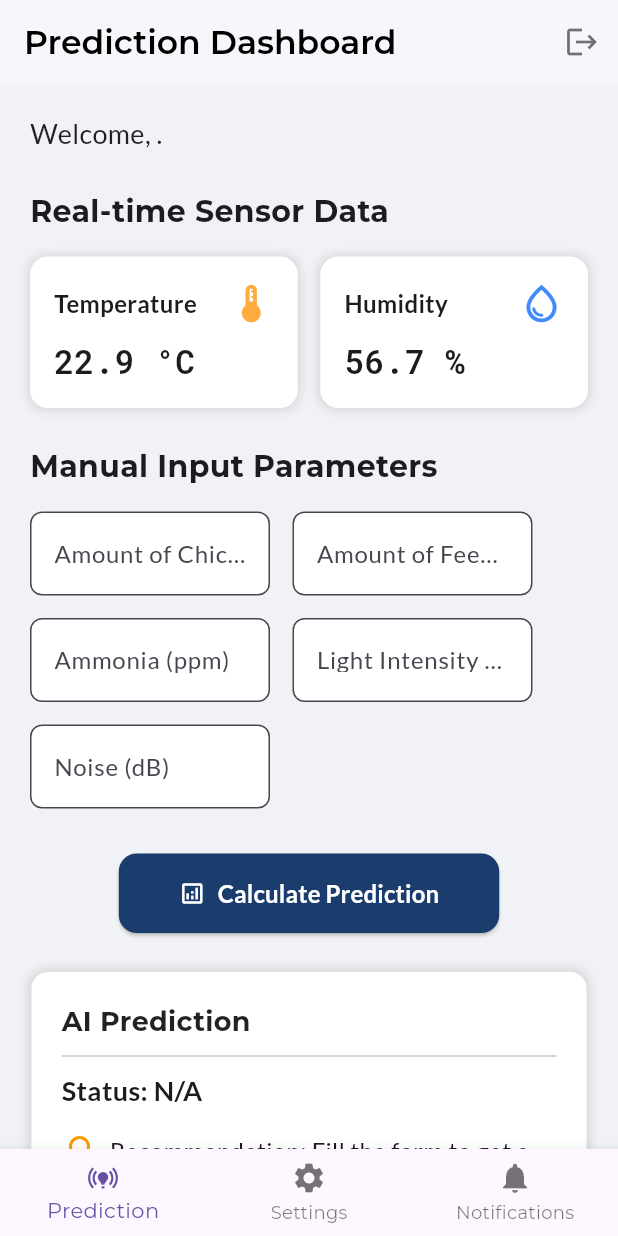
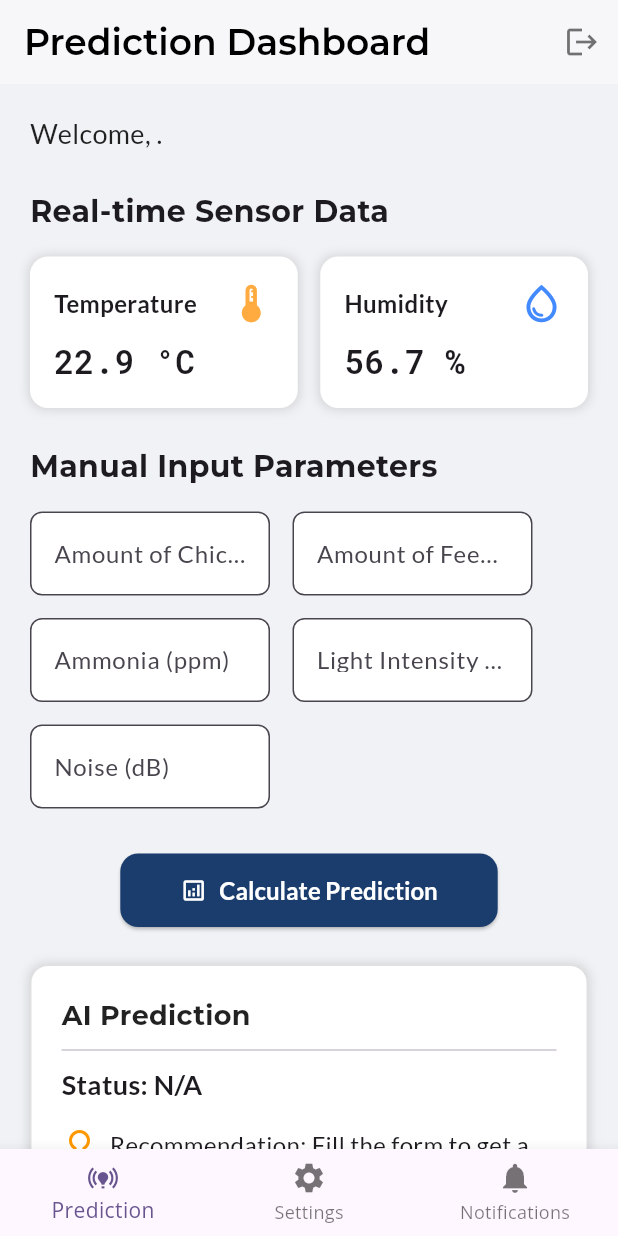
Before and after one commit to rastiauliaanggraini/smartpoultrynew, a Flutter app: the screen it shows once a user with an empty profile is signed in, on a phone screen of 412 x 824 dp. Run offline on Flutter 3.47's test engine with Material 3 defaults, Android fonts, the phone set to English and light mode, and no system bars; our stand-ins replace firebase_auth, firebase_core, go_router, google_fonts; accounts and stored records are empty.

Commit message:
Perbaikan error

```diff
--- a/lib/home_screen.dart
+++ b/lib/home_screen.dart
@@ -165,8 +165,9 @@ class _HomeScreenState extends State<HomeScreen> {
             icon: const Icon(Icons.logout, color: Colors.black54),
             onPressed: () async {
               await FirebaseAuth.instance.signOut();
-              if (!mounted) return;
-              context.go('/');
+              if (mounted) {
+                 context.go('/');
+              }
             },
           ),
         ],
--- a/lib/main.dart
+++ b/lib/main.dart
@@ -4,6 +4,7 @@ import 'package:firebase_core/firebase_core.dart';
 import 'package:go_router/go_router.dart';
 import 'package:firebase_auth/firebase_auth.dart';
 import 'package:google_fonts/google_fonts.dart';
+import 'package:provider/provider.dart';
 import 'firebase_options.dart';
 
 import 'login_screen.dart';
@@ -17,7 +18,27 @@ void main() async {
   await Firebase.initializeApp(
     options: DefaultFirebaseOptions.currentPlatform,
   );
-  runApp(const MyApp());
+  runApp(
+    ChangeNotifierProvider(
+      create: (context) => ThemeProvider(),
+      child: const MyApp(),
+    ),
+  );
+}
+
+class ThemeProvider with ChangeNotifier {
+  ThemeMode _themeMode = ThemeMode.system;
+
+  ThemeMode get themeMode => _themeMode;
+
+  void toggleTheme() {
+    _themeMode = _themeMode == ThemeMode.light ? ThemeMode.dark : ThemeMode.light;
+    notifyListeners();
+  }
+    void setSystemTheme() {
+    _themeMode = ThemeMode.system;
+    notifyListeners();
+  }
 }
 
 final _rootNavigatorKey = GlobalKey<NavigatorState>();
@@ -25,7 +46,7 @@ final _shellNavigatorKey = GlobalKey<NavigatorState>();
 
 final GoRouter _router = GoRouter(
   navigatorKey: _rootNavigatorKey,
-  initialLocation: '/home',
+  initialLocation: '/login',
   routes: [
     GoRoute(
       path: '/login',
@@ -58,15 +79,14 @@ final GoRouter _router = GoRouter(
   ],
   redirect: (context, state) {
     final loggedIn = FirebaseAuth.instance.currentUser != null;
-    final onLoginPage = state.matchedLocation == '/login';
-    final onRegisterPage = state.matchedLocation == '/register';
+    final onAuthScreen = state.matchedLocation == '/login' || state.matchedLocation == '/register';
 
-    if (loggedIn && (onLoginPage || onRegisterPage)) {
-      return '/home';
+    if (!loggedIn && !onAuthScreen) {
+      return '/login';
     }
 
-    if (!loggedIn && !onLoginPage && !onRegisterPage) {
-      return '/login';
+    if (loggedIn && onAuthScreen) {
+      return '/home';
     }
 
     return null;
@@ -79,14 +99,68 @@ class MyApp extends StatelessWidget {
 
   @override
   Widget build(BuildContext context) {
-    return MaterialApp.router(
-      title: 'Flutter Demo',
-      theme: ThemeData(
-        primarySwatch: Colors.blue,
-        textTheme: GoogleFonts.montserratTextTheme(),
+    const MaterialColor primarySeedColor = Colors.deepPurple;
+    final TextTheme appTextTheme = TextTheme(
+      displayLarge: GoogleFonts.oswald(fontSize: 57, fontWeight: FontWeight.bold),
+      titleLarge: GoogleFonts.roboto(fontSize: 22, fontWeight: FontWeight.w500),
+      bodyMedium: GoogleFonts.openSans(fontSize: 14),
+    );
+    final ThemeData lightTheme = ThemeData(
+      useMaterial3: true,
+      colorScheme: ColorScheme.fromSeed(
+        seedColor: primarySeedColor,
+        brightness: Brightness.light,
       ),
-      routerConfig: _router,
-      debugShowCheckedModeBanner: false,
+      textTheme: appTextTheme,
+      appBarTheme: AppBarTheme(
+        backgroundColor: primarySeedColor,
+        foregroundColor: Colors.white,
+        titleTextStyle: GoogleFonts.oswald(fontSize: 24, fontWeight: FontWeight.bold),
+      ),
+      elevatedButtonTheme: ElevatedButtonThemeData(
+        style: ElevatedButton.styleFrom(
+          foregroundColor: Colors.white,
+          backgroundColor: primarySeedColor,
+          shape: RoundedRectangleBorder(borderRadius: BorderRadius.circular(8)),
+          padding: const EdgeInsets.symmetric(horizontal: 24, vertical: 12),
+          textStyle: GoogleFonts.roboto(fontSize: 16, fontWeight: FontWeight.w500),
+        ),
+      ),
+    );
+
+    final ThemeData darkTheme = ThemeData(
+      useMaterial3: true,
+      colorScheme: ColorScheme.fromSeed(
+        seedColor: primarySeedColor,
+        brightness: Brightness.dark,
+      ),
+      textTheme: appTextTheme,
+      appBarTheme: AppBarTheme(
+        backgroundColor: Colors.grey[900],
+        foregroundColor: Colors.white,
+        titleTextStyle: GoogleFonts.oswald(fontSize: 24, fontWeight: FontWeight.bold),
+      ),
+      elevatedButtonTheme: ElevatedButtonThemeData(
+        style: ElevatedButton.styleFrom(
+          foregroundColor: Colors.black,
+          backgroundColor: primarySeedColor.shade200,
+          shape: RoundedRectangleBorder(borderRadius: BorderRadius.circular(8)),
+          padding: const EdgeInsets.symmetric(horizontal: 24, vertical: 12),
+          textStyle: GoogleFonts.roboto(fontSize: 16, fontWeight: FontWeight.w500),
+        ),
+      ),
+    );
+    return Consumer<ThemeProvider>(
+      builder: (context, themeProvider, child) {
+      return MaterialApp.router(
+        title: 'Flutter Demo',
+        theme: lightTheme,
+        darkTheme: darkTheme,
+        themeMode: themeProvider.themeMode,
+        routerConfig: _router,
+        debugShowCheckedModeBanner: false,
+      );
+     },
     );
   }
 }
@@ -100,32 +174,43 @@ class ScaffoldWithBottomNavBar extends StatefulWidget {
 }
 
 class _ScaffoldWithBottomNavBarState extends State<ScaffoldWithBottomNavBar> {
-  int _currentIndex = 0;
 
-  void _onTap(int index) {
+  int _calculateSelectedIndex(BuildContext context) {
+    final String location = GoRouterState.of(context).matchedLocation;
+    if (location.startsWith('/home')) {
+      return 0;
+    }
+    if (location.startsWith('/settings')) {
+      return 1;
+    }
+    if (location.startsWith('/notifications')) {
+      return 2;
+    }
+    return 0;
+  }
 
-    final location = GoRouter.of(context).routerDelegate.currentConfiguration.fullPath;
-    if (index == 0 && location != '/home') {
-      context.go('/home');
-    } else if (index == 1 && location != '/settings') {
-      context.go('/settings');
-    } else if (index == 2 && location != '/notifications') {
-      context.go('/notifications');
+  void _onItemTapped(int index, BuildContext context) {
+    switch (index) {
+      case 0:
+        GoRouter.of(context).go('/home');
+        break;
+      case 1:
+        GoRouter.of(context).go('/settings');
+        break;
+      case 2:
+        GoRouter.of(context).go('/notifications');
+        break;
     }
+  }
 
-    setState(() {
-      _currentIndex = index;
-    });
-
-  }
 
   @override
   Widget build(BuildContext context) {
     return Scaffold(
       body: widget.child,
       bottomNavigationBar: BottomNavigationBar(
-        currentIndex: _currentIndex,
-        onTap: _onTap,
+        currentIndex: _calculateSelectedIndex(context),
+        onTap: (index) => _onItemTapped(index, context),
         items: const [
           BottomNavigationBarItem(
             icon: Icon(Icons.online_prediction),
--- a/pubspec.yaml
+++ b/pubspec.yaml
@@ -1,4 +1,3 @@
-
 name: myapp
 description: "A new Flutter project."
 publish_to: 'none'
@@ -15,6 +14,7 @@ dependencies:
   firebase_auth: any
   go_router: any
   google_fonts: ^6.3.2
+  provider: ^6.1.5+1
 
 dev_dependencies:
   flutter_test:
@@ -23,3 +23,5 @@ dev_dependencies:
 
 flutter:
   uses-material-design: true
+  assets:
+    - assets/images/
```
Also changed, not shown: lib/settings_screen.dart (+23 -9 lines), .idx/mcp.json (deleted), assets/images/logo.png (added), pubspec.lock, 1 other file.
